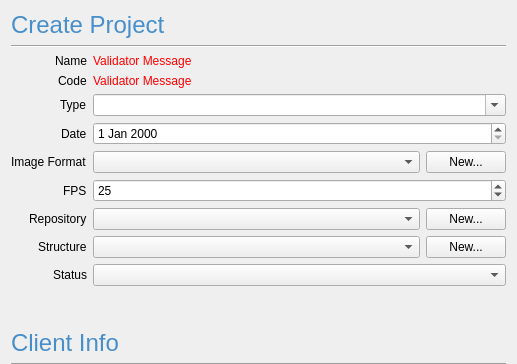
First picture: the form in anima/ui/ui_files/project_dialog.ui, repository eoyilmaz/anima, before the edit; both pictures show x 0 to 517 and y 0 to 364 of the 517 by 545 pixel window.
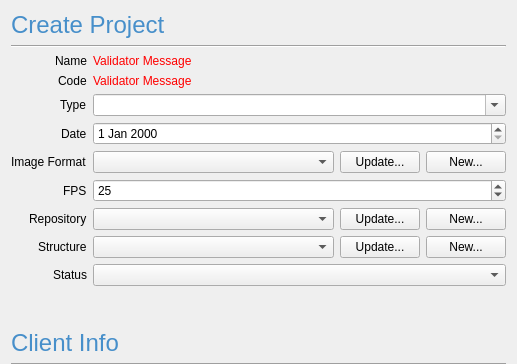
Second picture: the form after the edit.

```diff
--- a/anima/ui/ui_files/project_dialog.ui
+++ b/anima/ui/ui_files/project_dialog.ui
@@ -111,10 +111,17 @@
       </widget>
      </item>
      <item row="4" column="1">
-      <layout class="QHBoxLayout" name="image_format_horizontalLayout" stretch="1,0">
+      <layout class="QHBoxLayout" name="image_format_horizontalLayout" stretch="1,0,0">
        <item>
         <widget class="QComboBox" name="image_format_comboBox"/>
        </item>
+       <item>
+        <widget class="QPushButton" name="update_image_format_pushButton">
+         <property name="text">
+          <string>Update...</string>
+         </property>
+        </widget>
+       </item>
        <item>
         <widget class="QPushButton" name="create_image_format_pushButton">
          <property name="text">
@@ -149,10 +156,17 @@
       </widget>
      </item>
      <item row="6" column="1">
-      <layout class="QHBoxLayout" name="repository_horizontalLayout" stretch="1,0">
+      <layout class="QHBoxLayout" name="repository_horizontalLayout" stretch="1,0,0">
        <item>
         <widget class="QComboBox" name="repository_comboBox"/>
        </item>
+       <item>
+        <widget class="QPushButton" name="update_repository_pushButton">
+         <property name="text">
+          <string>Update...</string>
+         </property>
+        </widget>
+       </item>
        <item>
         <widget class="QPushButton" name="create_repository_pushButton">
          <property name="text">
@@ -170,10 +184,17 @@
       </widget>
      </item>
      <item row="7" column="1">
-      <layout class="QHBoxLayout" name="structure_horizontalLayout" stretch="1,0">
+      <layout class="QHBoxLayout" name="structure_horizontalLayout" stretch="1,0,0">
        <item>
         <widget class="QComboBox" name="structure_comboBox"/>
        </item>
+       <item>
+        <widget class="QPushButton" name="update_structure_pushButton">
+         <property name="text">
+          <string>Update...</string>
+         </property>
+        </widget>
+       </item>
        <item>
         <widget class="QPushButton" name="create_structure_pushButton">
          <property name="text">
```
